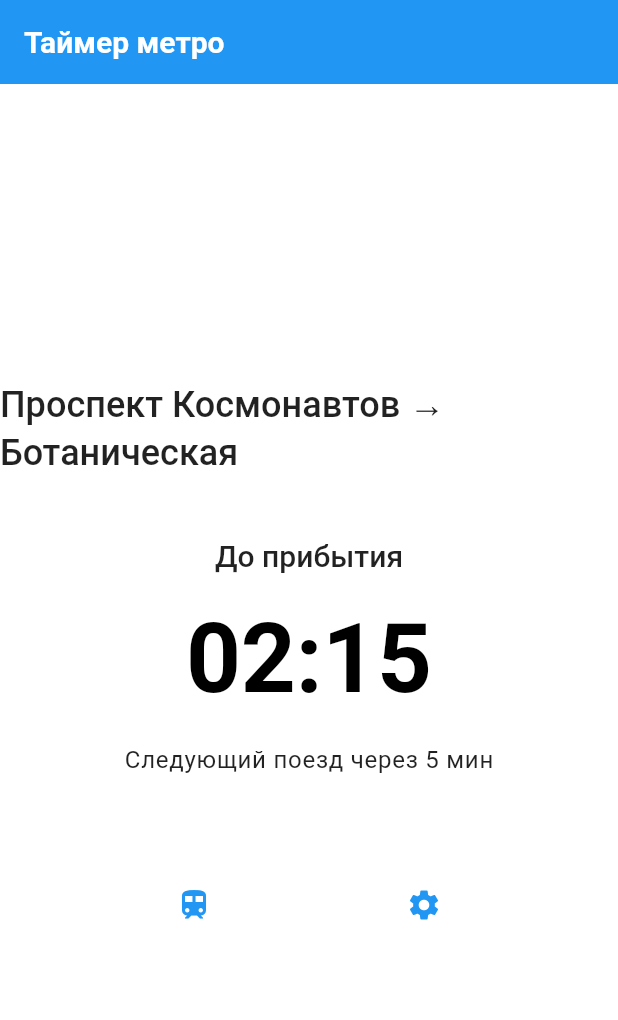
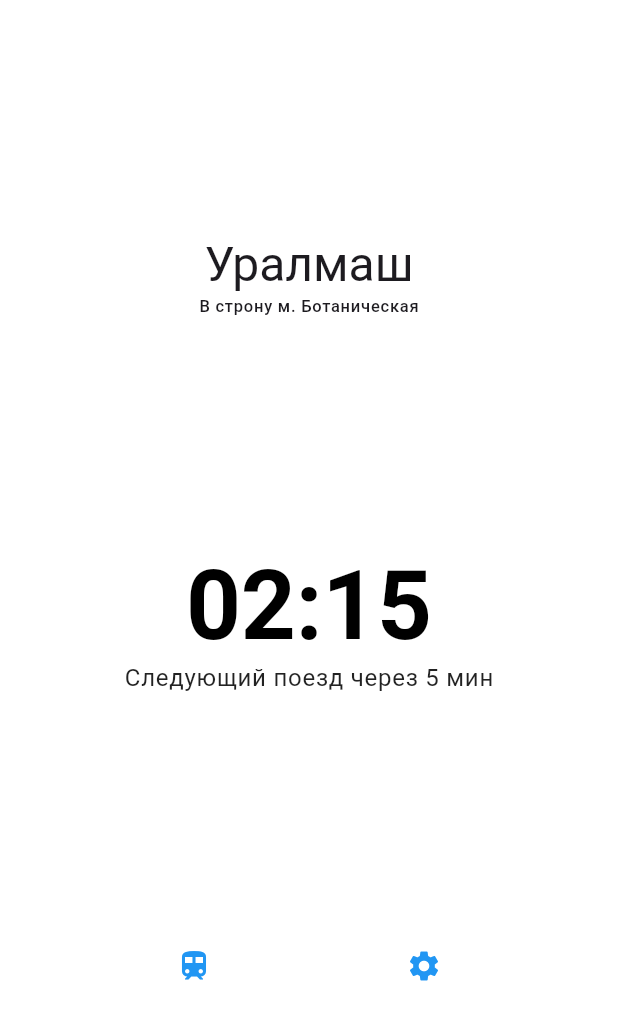
Before and after one commit to samb1232/eburg_metro_timer, a Flutter app: the screen it shows after launch, on a phone screen of 412 x 824 dp. Shown: the top 1020 px of the screen. Run offline on Flutter 3.47's test engine with Material 3 defaults, Android fonts, the phone set to English and light mode, and no system bars.

Commit message:
rearranged timer screen

```diff
--- a/lib/features/timer/presentation/timer_screen.dart
+++ /dev/null
@@ -1,36 +0,0 @@
-import 'package:flutter/material.dart';
-import 'widgets/timer_display.dart';
-
-class TimerScreen extends StatelessWidget {
-  const TimerScreen({super.key});
-
-  @override
-  Widget build(BuildContext context) {
-    return Scaffold(
-      appBar: AppBar(title: const Text('Таймер метро')),
-      body: Column(
-        mainAxisAlignment: MainAxisAlignment.center,
-        children: [
-          // TODO: Получить текущую станцию из состояния
-          Text('Проспект Космонавтов → Ботаническая', style: Theme.of(context).textTheme.headlineSmall),
-          const SizedBox(height: 40),
-          const TimerDisplay(), // Основной виджет таймера
-          const SizedBox(height: 60),
-          Row(
-            mainAxisAlignment: MainAxisAlignment.spaceEvenly,
-            children: [
-              IconButton(
-                icon: const Icon(Icons.train),
-                onPressed: () => Navigator.pushNamed(context, '/station'),
-              ),
-              IconButton(
-                icon: const Icon(Icons.settings),
-                onPressed: () => Navigator.pushNamed(context, '/settings'),
-              ),
-            ],
-          )
-        ],
-      ),
-    );
-  }
-}
--- /dev/null
+++ b/lib/features/timer_screen/presentation/timer_screen.dart
@@ -0,0 +1,28 @@
+import 'package:flutter/material.dart';
+import 'widgets/chosen_station_display.dart';
+import 'widgets/nav_buttons_display.dart';
+import 'widgets/next_train_time_display.dart';
+import 'widgets/timer_display.dart';
+
+class TimerScreen extends StatelessWidget {
+  const TimerScreen({super.key});
+
+  @override
+  Widget build(BuildContext context) {
+    return Scaffold(
+      body: Column(
+        mainAxisAlignment: MainAxisAlignment.spaceEvenly,
+        children: [
+          const ChosenStationDisplay(),
+          Column(
+            children: [
+              const TimerDisplay(),
+              const NextTrainTimeDisplay(),
+            ],
+          ),
+          const NavButtonsDisplay(),
+        ],
+      ),
+    );
+  }
+}
--- /dev/null
+++ b/lib/features/timer_screen/presentation/widgets/chosen_station_display.dart
@@ -0,0 +1,15 @@
+import 'package:flutter/material.dart';
+
+class ChosenStationDisplay extends StatelessWidget {
+  const ChosenStationDisplay({super.key});
+
+  @override
+  Widget build(BuildContext context) {
+    return Column(
+      children: [
+        Text('Уралмаш', style: Theme.of(context).textTheme.headlineLarge),
+        Text('В строну м. Ботаническая', style: Theme.of(context).textTheme.labelSmall),
+      ],
+    );
+  }
+}
--- /dev/null
+++ b/lib/features/timer_screen/presentation/widgets/nav_buttons_display.dart
@@ -0,0 +1,22 @@
+import 'package:flutter/material.dart';
+
+class NavButtonsDisplay extends StatelessWidget {
+  const NavButtonsDisplay({super.key});
+
+  @override
+  Widget build(BuildContext context) {
+    return Row(
+      mainAxisAlignment: MainAxisAlignment.spaceEvenly,
+      children: [
+        IconButton(
+          icon: const Icon(Icons.train),
+          onPressed: () => Navigator.pushNamed(context, '/station_picker'),
+        ),
+        IconButton(
+          icon: const Icon(Icons.settings),
+          onPressed: () => Navigator.pushNamed(context, '/settings'),
+        ),
+      ],
+    );
+  }
+}
--- /dev/null
+++ b/lib/features/timer_screen/presentation/widgets/next_train_time_display.dart
@@ -0,0 +1,11 @@
+import 'package:flutter/material.dart';
+
+class NextTrainTimeDisplay extends StatelessWidget {
+  const NextTrainTimeDisplay({super.key});
+
+  @override
+  Widget build(BuildContext context) {
+    return Text('Следующий поезд через 5 мин',
+          style: Theme.of(context).textTheme.bodyLarge);
+  }
+}
--- a/lib/features/timer/presentation/widgets/timer_display.dart
+++ b/lib/features/timer_screen/presentation/widgets/timer_display.dart
@@ -5,17 +5,12 @@ class TimerDisplay extends StatelessWidget {
 
   @override
   Widget build(BuildContext context) {
-    // TODO: Заменить заглушку реальными данными
     return Column(
       children: [
-        Text('До прибытия', style: Theme.of(context).textTheme.titleLarge),
-        const SizedBox(height: 20),
         Text(
           '02:15',
           style: Theme.of(context).textTheme.displayLarge?.copyWith(fontSize: 64),
         ),
-        const SizedBox(height: 20),
-        Text('Следующий поезд через 5 мин', style: Theme.of(context).textTheme.bodyLarge),
       ],
     );
   }
--- a/lib/navigation/app_router.dart
+++ b/lib/navigation/app_router.dart
@@ -1,5 +1,5 @@
 import 'package:flutter/material.dart';
-import '../features/timer/presentation/timer_screen.dart';
+import '../features/timer_screen/presentation/timer_screen.dart';
 
 class AppRouter {
   static Route<dynamic> generateRoute(RouteSettings settings) {
```
Also changed, not shown: lib/features/station_selection_screen/presentation/station_selection_screen.dart (renamed from lib/features/station_selection/presentation/station_screen.dart).
